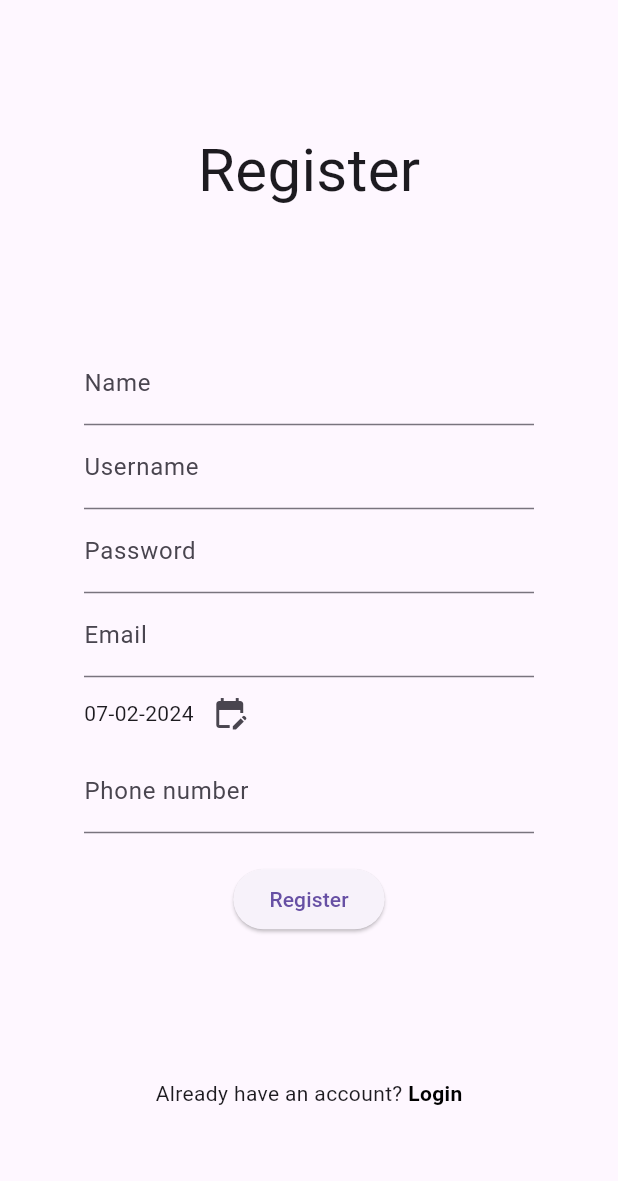
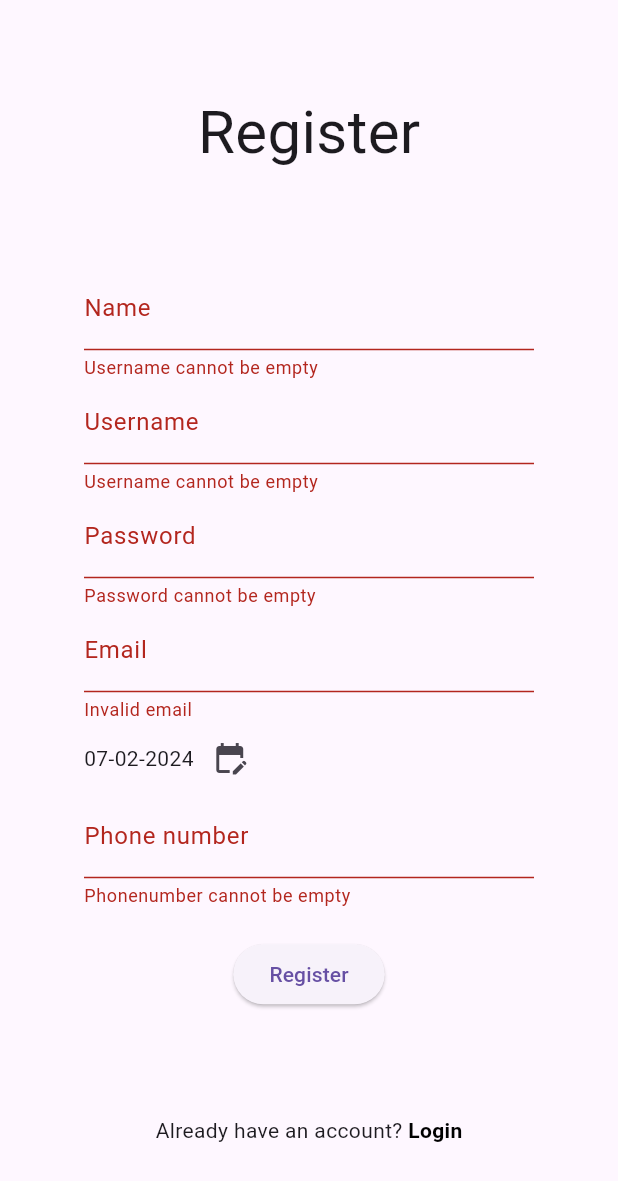
Before and after one commit to HuyyCP/OnlineForum_FE, a Flutter app: the RegisterPage screen opened by its route, on a phone screen of 412 x 824 dp. Shown: the top 1181 px of the screen. Run offline on Flutter 3.47's test engine with Material 3 defaults, Android fonts, the phone set to English and light mode, and no system bars; our stand-ins replace email_validator, shared_preferences; accounts and stored records are empty.

Commit message:
add validate

```diff
--- /dev/null
+++ b/lib/helpers/validators.dart
@@ -0,0 +1,33 @@
+import 'package:email_validator/email_validator.dart';
+
+String? validateName(String? value) {
+  if(value == null || value.isEmpty) {
+    return "Username cannot be empty";
+  }
+  return null;
+}
+
+String? validateUsername(String? value) {
+  if(value == null || value.isEmpty) {
+    return "Username cannot be empty";
+  }
+  return null;
+}
+
+String? validatePassword(String? value) {
+  if(value == null || value.isEmpty) {
+    return "Password cannot be empty";
+  }
+  return null;
+}
+
+String? validateEmail(String? value) {
+  return EmailValidator.validate(value ?? "") ? null : "Invalid email";
+}
+
+String? validatePhonenumber(String? value) {
+  if(value == null || value.isEmpty) {
+    return "Phonenumber cannot be empty";
+  }
+  return null;
+}
--- a/lib/views/register_page.dart
+++ b/lib/views/register_page.dart
@@ -1,7 +1,10 @@
+// ignore_for_file: use_build_context_synchronously
+
 import 'package:flutter/material.dart';
 import 'package:intl/intl.dart';
 import 'package:onlineforum_fe/api_services/account_api_service.dart';
 import 'package:onlineforum_fe/helpers/date_picker.dart';
+import 'package:onlineforum_fe/helpers/validators.dart';
 
 class RegisterPage extends StatefulWidget {
   const RegisterPage({super.key});
@@ -11,6 +14,8 @@ class RegisterPage extends StatefulWidget {
 }
 
 class _RegisterPageState extends State<RegisterPage> {
+  final GlobalKey<FormState> _formKey = GlobalKey<FormState>();
+
   TextEditingController nameController = TextEditingController();
   TextEditingController usernameController = TextEditingController();
   TextEditingController passwordController = TextEditingController();
@@ -18,22 +23,7 @@ class _RegisterPageState extends State<RegisterPage> {
   DateTime? dateofbirth = DateTime.now();
   TextEditingController phonenumberController = TextEditingController();
 
-  String? _validateEmail(String? value) {
-    if (value == null || value.isEmpty) {
-      return 'Invalid email';
-    }
 
-    // Regular expression pattern for email validation
-    final RegExp emailRegex = RegExp(
-      r'^[\w-]+(\.[\w-]+)*@([\w-]+\.)+[a-zA-Z]{2,7}$',
-    );
-
-    if (!emailRegex.hasMatch(value)) {
-      return 'Invalid email';
-    }
-
-    return null; // Return null if the email is valid
-  }
 
   @override
   Widget build(BuildContext context) {
@@ -50,22 +40,27 @@ class _RegisterPageState extends State<RegisterPage> {
                   fontSize: 40,
                 )
               ),
-              Container(
+              Form(
+                key: _formKey,
+                autovalidateMode: AutovalidateMode.always,
                 child: Column(
                   children: [
                     TextFormField(
+                      validator: validateName,
                       controller: nameController,
                       decoration: const InputDecoration(
                         labelText: "Name",
                       ),
                     ),
                     TextFormField(
+                      validator: validateUsername,
                       controller: usernameController,
                       decoration: const InputDecoration(
                         labelText: "Username",
                       ),
                     ),
                     TextFormField(
+                      validator: validatePassword,
                       controller: passwordController,
                       obscureText: true,
                       decoration: const InputDecoration(
@@ -73,7 +68,7 @@ class _RegisterPageState extends State<RegisterPage> {
                       ),
                     ),
                     TextFormField(
-                      // validator: _validateEmail,
+                      validator: validateEmail,
                       controller: emailController,
                       decoration: const InputDecoration(
                         labelText: "Email",
@@ -96,6 +91,7 @@ class _RegisterPageState extends State<RegisterPage> {
                       ],
                     ),
                     TextFormField(
+                      validator: validatePhonenumber,
                       controller: phonenumberController,
                       decoration: const InputDecoration(
                         labelText: "Phone number",
@@ -111,6 +107,8 @@ class _RegisterPageState extends State<RegisterPage> {
                           String dob = dateofbirth!.toIso8601String();
                           String email = emailController.text;
                           String phonenumber = phonenumberController.text;
+
+                          if(_formKey.currentState!.validate()) {
                             if (await AccountAPIService.register(name, username, password, dob, email, phonenumber)) {
                               Navigator.pushReplacementNamed(context, '/login');
                               showDialog(
@@ -140,6 +138,7 @@ class _RegisterPageState extends State<RegisterPage> {
                                   );
                                 }
                               );
+                            }
                           }
                         },
                         child: const Text("Register"),
--- a/pubspec.yaml
+++ b/pubspec.yaml
@@ -40,6 +40,7 @@ dependencies:
   font_awesome_flutter: ^10.7.0
   http: ^1.2.0
   intl: ^0.19.0
+  email_validator: ^2.1.17
 
 dev_dependencies:
   flutter_test:
```
Also changed, not shown: pubspec.lock. Lines whose indentation alone changed are shown as unchanged.
